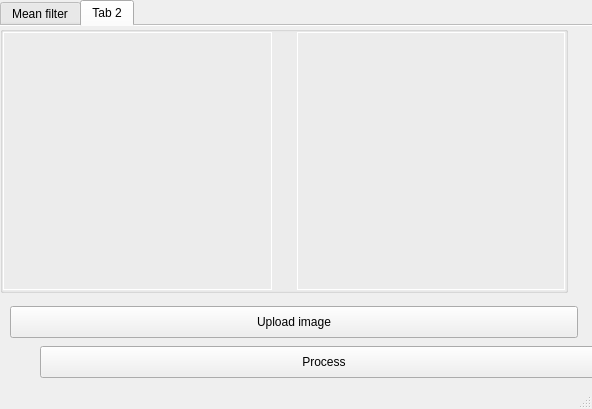
The window that ui/main_window.ui (aleksey-lihodievski/afm-image-processing) describes before a commit, drawn with Qt 5.
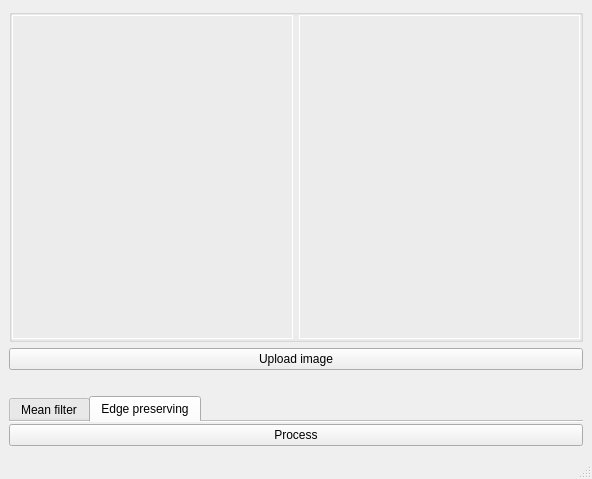
The same window after the commit. The open tabs and pages were chosen to show the change.

Commit message: feat: new layout

```diff
--- a/ui/main_window.ui
+++ b/ui/main_window.ui
@@ -7,7 +7,7 @@
     <x>0</x>
     <y>0</y>
     <width>592</width>
-    <height>409</height>
+    <height>479</height>
    </rect>
   </property>
   <property name="windowTitle">
@@ -23,30 +23,124 @@
    <property name="enabled">
     <bool>true</bool>
    </property>
-   <layout class="QVBoxLayout" name="verticalLayout">
-    <property name="leftMargin">
-     <number>0</number>
-    </property>
-    <property name="topMargin">
-     <number>0</number>
-    </property>
-    <property name="rightMargin">
-     <number>0</number>
-    </property>
-    <property name="bottomMargin">
-     <number>0</number>
-    </property>
+   <layout class="QVBoxLayout" name="verticalLayout_2">
     <item>
-     <widget class="QTabWidget" name="tabWidget">
-      <property name="enabled">
-       <bool>true</bool>
-      </property>
+     <widget class="QGroupBox" name="groupBox_3">
       <property name="sizePolicy">
-       <sizepolicy hsizetype="Preferred" vsizetype="Preferred">
+       <sizepolicy hsizetype="Preferred" vsizetype="MinimumExpanding">
         <horstretch>1</horstretch>
         <verstretch>1</verstretch>
        </sizepolicy>
       </property>
+      <property name="styleSheet">
+       <string notr="true">QLabel {
+	border: 1px solid white;
+}</string>
+      </property>
+      <property name="title">
+       <string/>
+      </property>
+      <layout class="QHBoxLayout" name="horizontalLayout">
+       <property name="leftMargin">
+        <number>0</number>
+       </property>
+       <property name="topMargin">
+        <number>0</number>
+       </property>
+       <property name="rightMargin">
+        <number>0</number>
+       </property>
+       <property name="bottomMargin">
+        <number>0</number>
+       </property>
+       <item>
+        <widget class="QLabel" name="image_before_label">
+         <property name="sizePolicy">
+          <sizepolicy hsizetype="Expanding" vsizetype="Preferred">
+           <horstretch>0</horstretch>
+           <verstretch>0</verstretch>
+          </sizepolicy>
+         </property>
+         <property name="styleSheet">
+          <string notr="true"/>
+         </property>
+         <property name="text">
+          <string/>
+         </property>
+         <property name="wordWrap">
+          <bool>true</bool>
+         </property>
+        </widget>
+       </item>
+       <item>
+        <widget class="QLabel" name="image_after_label">
+         <property name="sizePolicy">
+          <sizepolicy hsizetype="Expanding" vsizetype="Preferred">
+           <horstretch>0</horstretch>
+           <verstretch>0</verstretch>
+          </sizepolicy>
+         </property>
+         <property name="styleSheet">
+          <string notr="true"/>
+         </property>
+         <property name="text">
+          <string/>
+         </property>
+         <property name="wordWrap">
+          <bool>true</bool>
+         </property>
+        </widget>
+       </item>
+      </layout>
+     </widget>
+    </item>
+    <item>
+     <widget class="QPushButton" name="upload_before_image_button">
+      <property name="enabled">
+       <bool>true</bool>
+      </property>
+      <property name="sizePolicy">
+       <sizepolicy hsizetype="Minimum" vsizetype="Fixed">
+        <horstretch>0</horstretch>
+        <verstretch>0</verstretch>
+       </sizepolicy>
+      </property>
+      <property name="focusPolicy">
+       <enum>Qt::FocusPolicy::TabFocus</enum>
+      </property>
+      <property name="styleSheet">
+       <string notr="true">
+</string>
+      </property>
+      <property name="text">
+       <string>Upload image</string>
+      </property>
+     </widget>
+    </item>
+    <item>
+     <spacer name="horizontalSpacer">
+      <property name="orientation">
+       <enum>Qt::Orientation::Horizontal</enum>
+      </property>
+      <property name="sizeHint" stdset="0">
+       <size>
+        <width>40</width>
+        <height>20</height>
+       </size>
+      </property>
+     </spacer>
+    </item>
+    <item>
+     <widget class="QTabWidget" name="tabWidget">
+      <property name="enabled">
+       <bool>true</bool>
+      </property>
+      <property name="sizePolicy">
+       <sizepolicy hsizetype="Preferred" vsizetype="Maximum">
+        <horstretch>0</horstretch>
+        <verstretch>1</verstretch>
+       </sizepolicy>
+      </property>
       <property name="maximumSize">
        <size>
         <width>16777215</width>
@@ -57,116 +151,32 @@
        <bool>false</bool>
       </property>
       <property name="currentIndex">
-       <number>1</number>
+       <number>0</number>
       </property>
       <property name="documentMode">
        <bool>true</bool>
       </property>
-      <widget class="QWidget" name="tab">
+      <widget class="QWidget" name="tab_1">
        <attribute name="title">
         <string>Mean filter</string>
        </attribute>
-       <layout class="QVBoxLayout" name="verticalLayout_2">
+       <layout class="QVBoxLayout" name="verticalLayout">
+        <property name="leftMargin">
+         <number>0</number>
+        </property>
+        <property name="topMargin">
+         <number>0</number>
+        </property>
+        <property name="rightMargin">
+         <number>0</number>
+        </property>
+        <property name="bottomMargin">
+         <number>0</number>
+        </property>
         <item>
-         <widget class="QGroupBox" name="groupBox">
+         <widget class="QPushButton" name="mean_filter_process_button">
           <property name="sizePolicy">
-           <sizepolicy hsizetype="Preferred" vsizetype="Expanding">
-            <horstretch>0</horstretch>
-            <verstretch>0</verstretch>
-           </sizepolicy>
-          </property>
-          <property name="styleSheet">
-           <string notr="true">QLabel {
-	border: 1px solid white;
-}</string>
-          </property>
-          <property name="title">
-           <string/>
-          </property>
-          <layout class="QHBoxLayout" name="horizontalLayout">
-           <property name="spacing">
-            <number>10</number>
-           </property>
-           <property name="leftMargin">
-            <number>0</number>
-           </property>
-           <property name="topMargin">
-            <number>0</number>
-           </property>
-           <property name="rightMargin">
-            <number>0</number>
-           </property>
-           <property name="bottomMargin">
-            <number>0</number>
-           </property>
-           <item>
-            <widget class="QLabel" name="image_before_label">
-             <property name="sizePolicy">
-              <sizepolicy hsizetype="Expanding" vsizetype="Preferred">
-               <horstretch>0</horstretch>
-               <verstretch>0</verstretch>
-              </sizepolicy>
-             </property>
-             <property name="styleSheet">
-              <string notr="true"/>
-             </property>
-             <property name="text">
-              <string/>
-             </property>
-             <property name="wordWrap">
-              <bool>true</bool>
-             </property>
-            </widget>
-           </item>
-           <item>
-            <spacer name="horizontalSpacer">
-             <property name="orientation">
-              <enum>Qt::Orientation::Horizontal</enum>
-             </property>
-             <property name="sizeType">
-              <enum>QSizePolicy::Policy::Fixed</enum>
-             </property>
-             <property name="sizeHint" stdset="0">
-              <size>
-               <width>15</width>
-               <height>20</height>
-              </size>
-             </property>
-            </spacer>
-           </item>
-           <item>
-            <widget class="QLabel" name="image_after_label">
-             <property name="sizePolicy">
-              <sizepolicy hsizetype="Expanding" vsizetype="Preferred">
-               <horstretch>0</horstretch>
-               <verstretch>0</verstretch>
-              </sizepolicy>
-             </property>
-             <property name="styleSheet">
-              <string notr="true"/>
-             </property>
-             <property name="text">
-              <string/>
-             </property>
-             <property name="wordWrap">
-              <bool>true</bool>
-             </property>
-            </widget>
-           </item>
-          </layout>
-         </widget>
-        </item>
-        <item>
-         <widget class="QPushButton" name="upload_before_image">
-          <property name="text">
-           <string>Upload image</string>
-          </property>
-         </widget>
-        </item>
-        <item>
-         <widget class="QPushButton" name="mean_filter_button">
-          <property name="sizePolicy">
-           <sizepolicy hsizetype="Expanding" vsizetype="Minimum">
+           <sizepolicy hsizetype="Expanding" vsizetype="Fixed">
             <horstretch>0</horstretch>
             <verstretch>0</verstretch>
            </sizepolicy>
@@ -180,135 +190,35 @@
       </widget>
       <widget class="QWidget" name="tab_2">
        <attribute name="title">
-        <string>Tab 2</string>
+        <string>Edge preserving</string>
        </attribute>
-       <widget class="QGroupBox" name="groupBox_2">
-        <property name="geometry">
-         <rect>
-          <x>0</x>
-          <y>0</y>
-          <width>568</width>
-          <height>267</height>
-         </rect>
+       <layout class="QVBoxLayout" name="verticalLayout_3">
+        <property name="leftMargin">
+         <number>0</number>
         </property>
-        <property name="sizePolicy">
-         <sizepolicy hsizetype="Preferred" vsizetype="Expanding">
-          <horstretch>0</horstretch>
-          <verstretch>0</verstretch>
-         </sizepolicy>
+        <property name="topMargin">
+         <number>0</number>
         </property>
-        <property name="styleSheet">
-         <string notr="true">QLabel {
-	border: 1px solid white;
-}</string>
+        <property name="rightMargin">
+         <number>0</number>
         </property>
-        <property name="title">
-         <string/>
+        <property name="bottomMargin">
+         <number>0</number>
         </property>
-        <layout class="QHBoxLayout" name="horizontalLayout_2">
-         <property name="spacing">
-          <number>10</number>
-         </property>
-         <property name="leftMargin">
-          <number>0</number>
-         </property>
-         <property name="topMargin">
-          <number>0</number>
-         </property>
-         <property name="rightMargin">
-          <number>0</number>
-         </property>
-         <property name="bottomMargin">
-          <number>0</number>
-         </property>
-         <item>
-          <widget class="QLabel" name="image_before_label_2">
-           <property name="sizePolicy">
-            <sizepolicy hsizetype="Expanding" vsizetype="Preferred">
-             <horstretch>0</horstretch>
-             <verstretch>0</verstretch>
-            </sizepolicy>
-           </property>
-           <property name="styleSheet">
-            <string notr="true"/>
-           </property>
-           <property name="text">
-            <string/>
-           </property>
-           <property name="wordWrap">
-            <bool>true</bool>
-           </property>
-          </widget>
-         </item>
-         <item>
-          <spacer name="horizontalSpacer_2">
-           <property name="orientation">
-            <enum>Qt::Orientation::Horizontal</enum>
-           </property>
-           <property name="sizeType">
-            <enum>QSizePolicy::Policy::Fixed</enum>
-           </property>
-           <property name="sizeHint" stdset="0">
-            <size>
-             <width>15</width>
-             <height>20</height>
-            </size>
-           </property>
-          </spacer>
-         </item>
-         <item>
-          <widget class="QLabel" name="image_after_label_2">
-           <property name="sizePolicy">
-            <sizepolicy hsizetype="Expanding" vsizetype="Preferred">
-             <horstretch>0</horstretch>
-             <verstretch>0</verstretch>
-            </sizepolicy>
-           </property>
-           <property name="styleSheet">
-            <string notr="true"/>
-           </property>
-           <property name="text">
-            <string/>
-           </property>
-           <property name="wordWrap">
-            <bool>true</bool>
-           </property>
-          </widget>
-         </item>
-        </layout>
-       </widget>
-       <widget class="QPushButton" name="upload_before_image_2">
-        <property name="geometry">
-         <rect>
-          <x>10</x>
-          <y>280</y>
-          <width>568</width>
-          <height>32</height>
-         </rect>
-        </property>
-        <property name="text">
-         <string>Upload image</string>
-        </property>
-       </widget>
-       <widget class="QPushButton" name="mean_filter_button_2">
-        <property name="geometry">
-         <rect>
-          <x>40</x>
-          <y>320</y>
-          <width>568</width>
-          <height>32</height>
-         </rect>
-        </property>
-        <property name="sizePolicy">
-         <sizepolicy hsizetype="Expanding" vsizetype="Minimum">
-          <horstretch>0</horstretch>
-          <verstretch>0</verstretch>
-         </sizepolicy>
-        </property>
-        <property name="text">
-         <string>Process</string>
-        </property>
-       </widget>
+        <item>
+         <widget class="QPushButton" name="edge_preserving_filter_process_button">
+          <property name="sizePolicy">
+           <sizepolicy hsizetype="Expanding" vsizetype="Fixed">
+            <horstretch>0</horstretch>
+            <verstretch>0</verstretch>
+           </sizepolicy>
+          </property>
+          <property name="text">
+           <string>Process</string>
+          </property>
+         </widget>
+        </item>
+       </layout>
       </widget>
      </widget>
     </item>
```
The commit also changes 4 other files.
